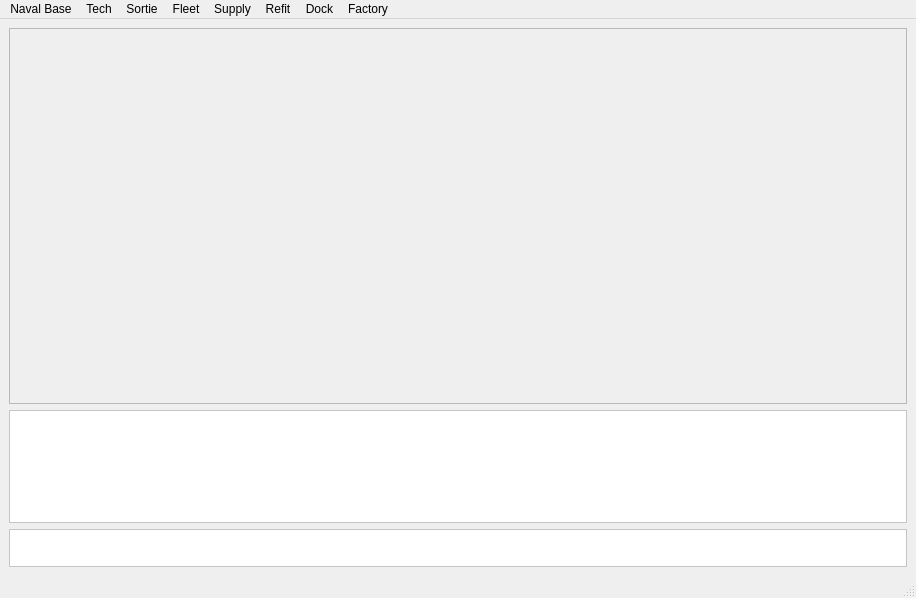
ibicdlcod/GuoMuoRuoProject, file CyberFleet/ClientGUI/ui/mainwindow.ui: the form before one commit.
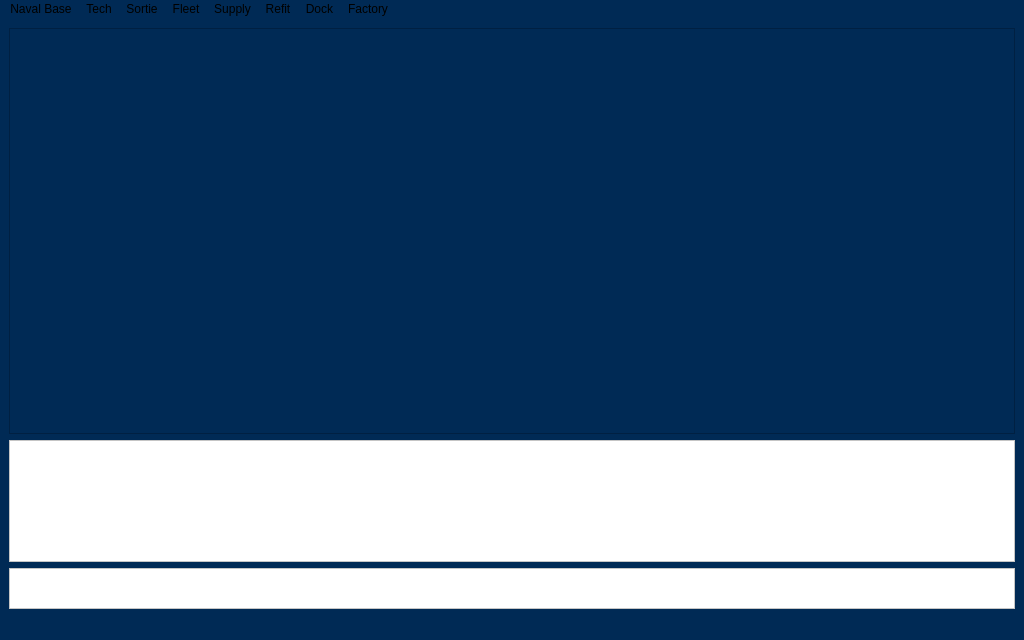
The form after the commit.

What changed in the file:
```diff
--- a/CyberFleet/ClientGUI/ui/mainwindow.ui
+++ b/CyberFleet/ClientGUI/ui/mainwindow.ui
@@ -6,13 +6,16 @@
    <rect>
     <x>0</x>
     <y>0</y>
-    <width>916</width>
-    <height>598</height>
+    <width>1024</width>
+    <height>640</height>
    </rect>
   </property>
   <property name="windowTitle">
    <string>CyberFleet GUI</string>
   </property>
+  <property name="styleSheet">
+   <string notr="true">background-color: rgb(0, 42, 85);</string>
+  </property>
   <widget class="QWidget" name="centralwidget">
    <property name="styleSheet">
     <string notr="true"/>
@@ -176,10 +179,18 @@
     <rect>
      <x>0</x>
      <y>0</y>
-     <width>916</width>
-     <height>22</height>
+     <width>1024</width>
+     <height>21</height>
     </rect>
    </property>
+   <property name="font">
+    <font>
+     <pointsize>9</pointsize>
+    </font>
+   </property>
+   <property name="defaultUp">
+    <bool>false</bool>
+   </property>
    <widget class="QMenu" name="menuSortie">
     <property name="title">
      <string>Sortie</string>
```
